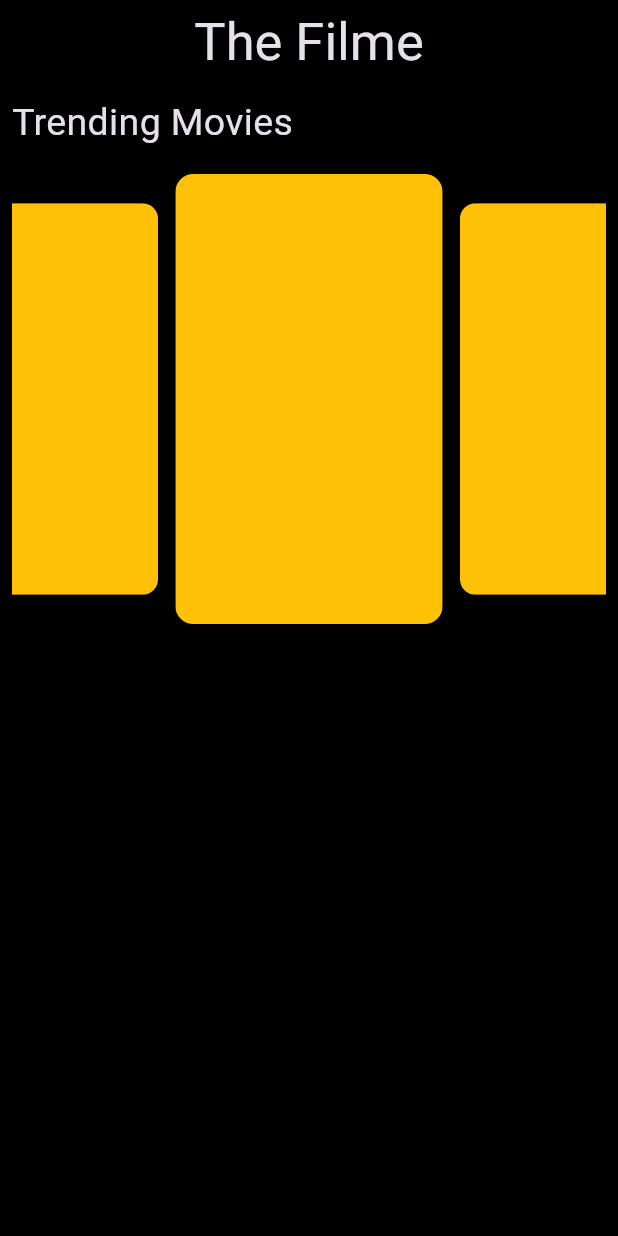
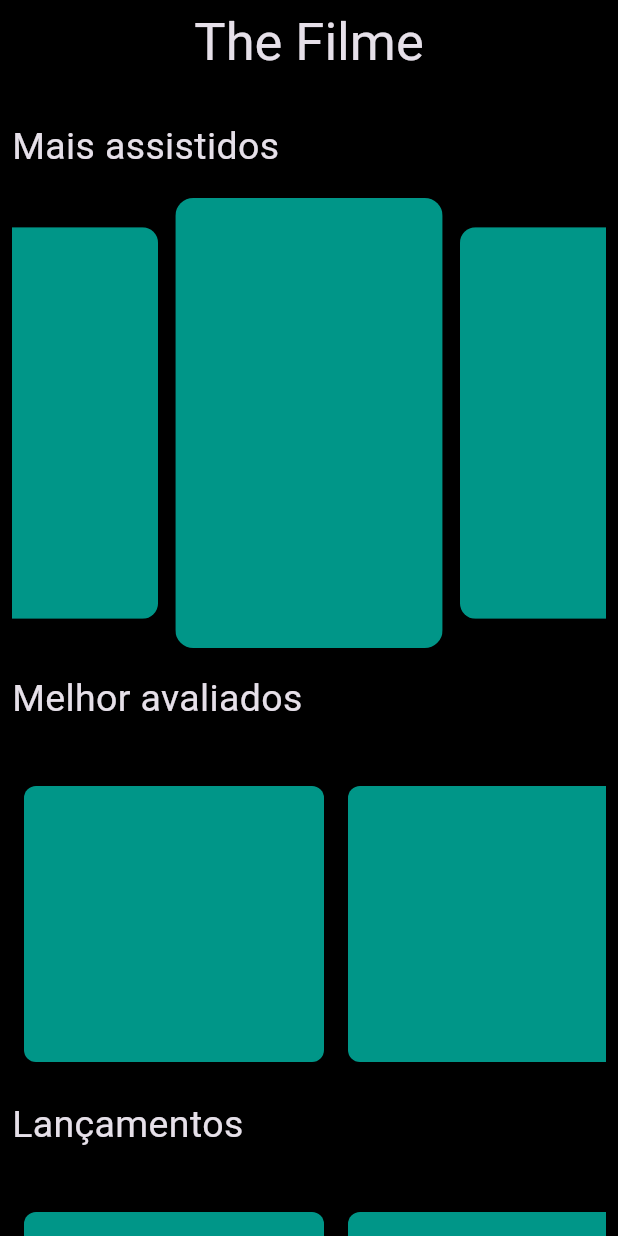
Before and after one commit to rhplemos/thefilme, a Flutter app: the screen it shows after launch, on a phone screen of 412 x 824 dp. Run offline on Flutter 3.47's test engine with Material 3 defaults, Android fonts, the phone set to English and light mode, and no system bars; drawn by our look-alikes of carousel_slider; our stand-ins replace google_fonts.

Commit message:
refactor: home

```diff
--- a/lib/home_screen.dart
+++ b/lib/home/home_screen.dart
@@ -1,6 +1,8 @@
-import 'package:carousel_slider/carousel_slider.dart';
+
 import 'package:flutter/material.dart';
 import 'package:google_fonts/google_fonts.dart';
+import 'package:thefilme/components/movie_row.dart';
+import 'package:thefilme/components/trending_row.dart';
 
 class HomeScreen extends StatefulWidget {
   const HomeScreen({super.key});
@@ -29,38 +31,42 @@ class _HomeScreenState extends State<HomeScreen> {
           padding: const EdgeInsets.all(8.0),
           child: Column(
             crossAxisAlignment: CrossAxisAlignment.start,
-            children: [
-              Text(
-                'Trending Movies',
-                style: GoogleFonts.aBeeZee(fontSize: 25),
-              ),
+            children: <Widget>[
               const SizedBox(
                 height: 16,
               ),
+              const TrendingRow(title: 'Mais assistidos'),
+              const MovieRow(title: 'Melhor avaliados'),
+              const SizedBox(height: 16),
+              Text(
+                'Lançamentos',
+                style: GoogleFonts.aBeeZee(
+                  fontSize: 25,
+                ),
+              ),
+              const SizedBox(height: 32),
               SizedBox(
+                height: 200,
                 width: double.infinity,
-                child: CarouselSlider.builder(
+                child: ListView.builder(
+                  scrollDirection: Axis.horizontal,
+                  physics: const BouncingScrollPhysics(),
                   itemCount: 10,
-                  options: CarouselOptions(
-                      height: 300,
-                      autoPlay: true,
-                      viewportFraction: 0.45,
-                      enlargeCenterPage: true,
-                      pageSnapping: true,
-                      autoPlayCurve: Curves.fastOutSlowIn,
-                      autoPlayAnimationDuration: const Duration(seconds: 1)),
-                  itemBuilder: (context, itemIndex, pageViewIndex) {
-                    return ClipRRect(
-                      borderRadius: BorderRadius.circular(12),
-                      child: Container(
-                        height: 300,
-                        width: 200,
-                        color: Colors.amber,
+                  itemBuilder: (context, index) {
+                    return Padding(
+                      padding: const EdgeInsets.all(8.0),
+                      child: ClipRRect(
+                        borderRadius: BorderRadius.circular(8),
+                        child: Container(
+                          color: Colors.teal,
+                          width: 200,
+                          height: 150,
+                        ),
                       ),
                     );
                   },
                 ),
-              )
+              ),
             ],
           ),
         ),
--- a/lib/main.dart
+++ b/lib/main.dart
@@ -1,6 +1,6 @@
 import 'package:flutter/material.dart';
 
-import 'home_screen.dart';
+import 'home/home_screen.dart';
 
 void main() {
   runApp(const MyApp());
```
